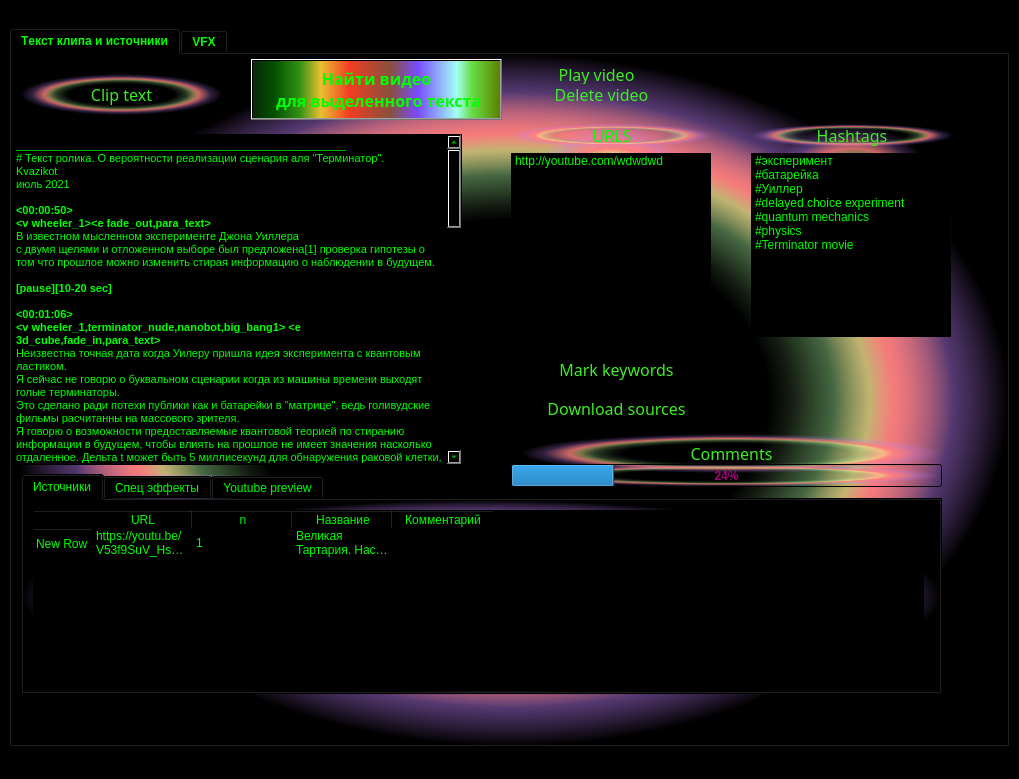
The window that VideoCube/VideoCubeCV/mainwindow.ui (Kvazikot/VideoProjects) describes before a commit, drawn with Qt 5.
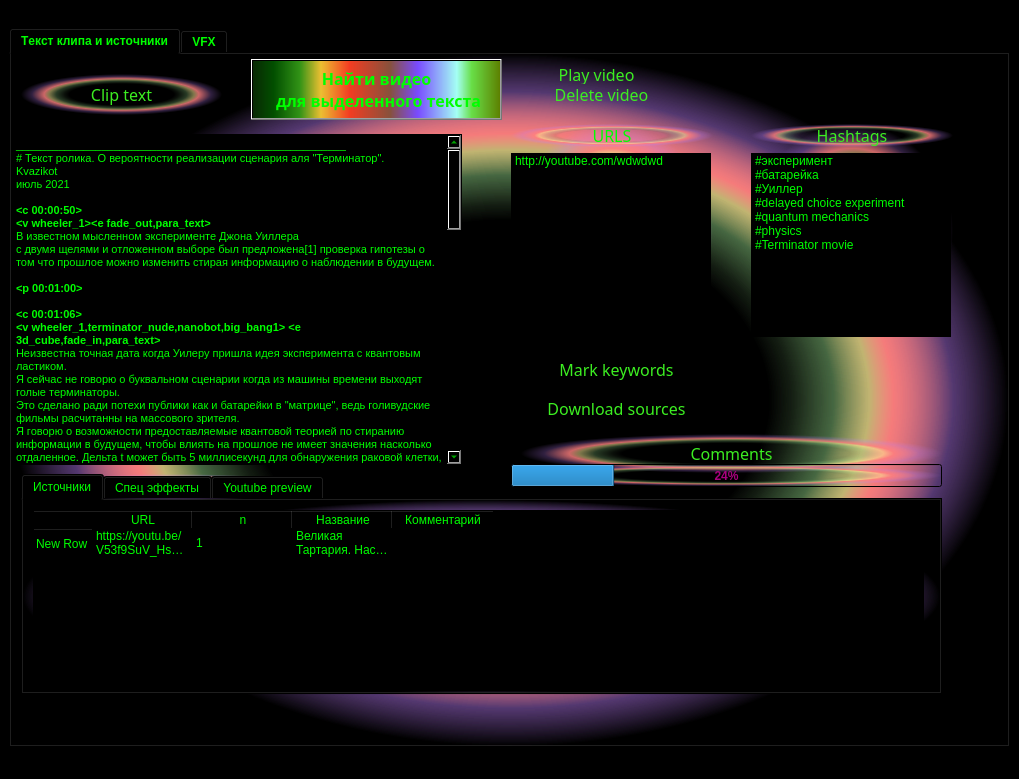
The same window after the commit.

Patch:
```diff
--- a/VideoCube/VideoCubeCV/mainwindow.ui
+++ b/VideoCube/VideoCubeCV/mainwindow.ui
@@ -259,28 +259,26 @@
 &lt;p style=&quot; margin-top:0px; margin-bottom:0px; margin-left:0px; margin-right:0px; -qt-block-indent:0; text-indent:0px;&quot;&gt;&lt;span style=&quot; color:#00ff00;&quot;&gt;Kvazikot&lt;/span&gt;&lt;/p&gt;
 &lt;p style=&quot; margin-top:0px; margin-bottom:0px; margin-left:0px; margin-right:0px; -qt-block-indent:0; text-indent:0px;&quot;&gt;&lt;span style=&quot; color:#00ff00;&quot;&gt;июль 2021&lt;/span&gt;&lt;/p&gt;
 &lt;p style=&quot;-qt-paragraph-type:empty; margin-top:0px; margin-bottom:0px; margin-left:0px; margin-right:0px; -qt-block-indent:0; text-indent:0px; color:#00ff00;&quot;&gt;&lt;br /&gt;&lt;/p&gt;
-&lt;p style=&quot; margin-top:0px; margin-bottom:0px; margin-left:0px; margin-right:0px; -qt-block-indent:0; text-indent:0px;&quot;&gt;&lt;span style=&quot; font-weight:600; color:#00ff00;&quot;&gt;&amp;lt;00:00:50&amp;gt;&lt;/span&gt;&lt;/p&gt;
+&lt;p style=&quot; margin-top:0px; margin-bottom:0px; margin-left:0px; margin-right:0px; -qt-block-indent:0; text-indent:0px;&quot;&gt;&lt;span style=&quot; font-weight:600; color:#00ff00;&quot;&gt;&amp;lt;c 00:00:50&amp;gt;&lt;/span&gt;&lt;/p&gt;
 &lt;p style=&quot; margin-top:0px; margin-bottom:0px; margin-left:0px; margin-right:0px; -qt-block-indent:0; text-indent:0px;&quot;&gt;&lt;span style=&quot; font-weight:600; color:#00ff00;&quot;&gt;&amp;lt;v wheeler_1&amp;gt;&amp;lt;e fade_out,para_text&amp;gt;&lt;/span&gt;&lt;/p&gt;
 &lt;p style=&quot; margin-top:0px; margin-bottom:0px; margin-left:0px; margin-right:0px; -qt-block-indent:0; text-indent:0px;&quot;&gt;&lt;span style=&quot; color:#00ff00;&quot;&gt;В известном мысленном эксперименте Джона Уиллера&lt;/span&gt;&lt;/p&gt;
 &lt;p style=&quot; margin-top:0px; margin-bottom:0px; margin-left:0px; margin-right:0px; -qt-block-indent:0; text-indent:0px;&quot;&gt;&lt;span style=&quot; color:#00ff00;&quot;&gt;с двумя щелями и отложенном выборе был предложена[1] проверка гипотезы о том что прошлое можно изменить стирая информацию о наблюдении в будущем.&lt;/span&gt;&lt;/p&gt;
 &lt;p style=&quot;-qt-paragraph-type:empty; margin-top:0px; margin-bottom:0px; margin-left:0px; margin-right:0px; -qt-block-indent:0; text-indent:0px; color:#00ff00;&quot;&gt;&lt;br /&gt;&lt;/p&gt;
-&lt;p style=&quot; margin-top:0px; margin-bottom:0px; margin-left:0px; margin-right:0px; -qt-block-indent:0; text-indent:0px;&quot;&gt;&lt;span style=&quot; font-weight:600; color:#00ff00;&quot;&gt;[pause][10-20 sec]&lt;/span&gt;&lt;/p&gt;
+&lt;p style=&quot; margin-top:0px; margin-bottom:0px; margin-left:0px; margin-right:0px; -qt-block-indent:0; text-indent:0px;&quot;&gt;&lt;span style=&quot; font-weight:600; color:#00ff00;&quot;&gt;&amp;lt;p 00:01:00&amp;gt;&lt;/span&gt;&lt;/p&gt;
 &lt;p style=&quot;-qt-paragraph-type:empty; margin-top:0px; margin-bottom:0px; margin-left:0px; margin-right:0px; -qt-block-indent:0; text-indent:0px; color:#00ff00;&quot;&gt;&lt;br /&gt;&lt;/p&gt;
-&lt;p style=&quot; margin-top:0px; margin-bottom:0px; margin-left:0px; margin-right:0px; -qt-block-indent:0; text-indent:0px;&quot;&gt;&lt;span style=&quot; font-weight:600; color:#00ff00;&quot;&gt;&amp;lt;00:01:06&amp;gt;&lt;/span&gt;&lt;/p&gt;
+&lt;p style=&quot; margin-top:0px; margin-bottom:0px; margin-left:0px; margin-right:0px; -qt-block-indent:0; text-indent:0px;&quot;&gt;&lt;span style=&quot; font-weight:600; color:#00ff00;&quot;&gt;&amp;lt;c 00:01:06&amp;gt;&lt;/span&gt;&lt;/p&gt;
 &lt;p style=&quot; margin-top:0px; margin-bottom:0px; margin-left:0px; margin-right:0px; -qt-block-indent:0; text-indent:0px;&quot;&gt;&lt;span style=&quot; font-weight:600; color:#00ff00;&quot;&gt;&amp;lt;v wheeler_1,terminator_nude,nanobot,big_bang1&amp;gt; &amp;lt;e 3d_cube,fade_in,para_text&amp;gt;&lt;/span&gt;&lt;/p&gt;
 &lt;p style=&quot; margin-top:0px; margin-bottom:0px; margin-left:0px; margin-right:0px; -qt-block-indent:0; text-indent:0px;&quot;&gt;&lt;span style=&quot; color:#00ff00;&quot;&gt;Неизвестна точная дата когда Уилеру пришла идея эксперимента с квантовым ластиком. &lt;/span&gt;&lt;/p&gt;
 &lt;p style=&quot; margin-top:0px; margin-bottom:0px; margin-left:0px; margin-right:0px; -qt-block-indent:0; text-indent:0px;&quot;&gt;&lt;span style=&quot; color:#00ff00;&quot;&gt;Я сейчас не говорю о буквальном сценарии когда из машины времени выходят голые терминаторы.&lt;/span&gt;&lt;/p&gt;
 &lt;p style=&quot; margin-top:0px; margin-bottom:0px; margin-left:0px; margin-right:0px; -qt-block-indent:0; text-indent:0px;&quot;&gt;&lt;span style=&quot; color:#00ff00;&quot;&gt;Это сделано ради потехи публики как и батарейки в &amp;quot;матрице&amp;quot;, ведь голивудские фильмы расчитанны на массового зрителя.&lt;/span&gt;&lt;/p&gt;
 &lt;p style=&quot; margin-top:0px; margin-bottom:0px; margin-left:0px; margin-right:0px; -qt-block-indent:0; text-indent:0px;&quot;&gt;&lt;span style=&quot; color:#00ff00;&quot;&gt;Я говорю о возможности предоставляемые квантовой теорией по стиранию информации в будущем, чтобы влиять на прошлое не имеет значения насколько отдаленное. Дельта t может быть 5 миллисекунд для обнаружения раковой клетки, а может быть возраст рождения вселенной.&lt;/span&gt;&lt;/p&gt;
 &lt;p style=&quot;-qt-paragraph-type:empty; margin-top:0px; margin-bottom:0px; margin-left:0px; margin-right:0px; -qt-block-indent:0; text-indent:0px; color:#00ff00;&quot;&gt;&lt;br /&gt;&lt;/p&gt;
-&lt;p style=&quot; margin-top:0px; margin-bottom:0px; margin-left:0px; margin-right:0px; -qt-block-indent:0; text-indent:0px;&quot;&gt;&lt;span style=&quot; font-weight:600; color:#00ff00;&quot;&gt;[pause][10-20 sec]&lt;/span&gt;&lt;/p&gt;
+&lt;p style=&quot; margin-top:0px; margin-bottom:0px; margin-left:0px; margin-right:0px; -qt-block-indent:0; text-indent:0px;&quot;&gt;&lt;span style=&quot; font-weight:600; color:#00ff00;&quot;&gt;&amp;lt;p 00:02:35&amp;gt;&lt;/span&gt;&lt;/p&gt;
 &lt;p style=&quot;-qt-paragraph-type:empty; margin-top:0px; margin-bottom:0px; margin-left:0px; margin-right:0px; -qt-block-indent:0; text-indent:0px; color:#00ff00;&quot;&gt;&lt;br /&gt;&lt;/p&gt;
-&lt;p style=&quot; margin-top:0px; margin-bottom:0px; margin-left:0px; margin-right:0px; -qt-block-indent:0; text-indent:0px;&quot;&gt;&lt;span style=&quot; font-weight:600; color:#00ff00;&quot;&gt;&amp;lt;00:02:35&amp;gt;&lt;/span&gt;&lt;/p&gt;
+&lt;p style=&quot; margin-top:0px; margin-bottom:0px; margin-left:0px; margin-right:0px; -qt-block-indent:0; text-indent:0px;&quot;&gt;&lt;span style=&quot; font-weight:600; color:#00ff00;&quot;&gt;&amp;lt;c 00:02:35&amp;gt;&lt;/span&gt;&lt;/p&gt;
 &lt;p style=&quot; margin-top:0px; margin-bottom:0px; margin-left:0px; margin-right:0px; -qt-block-indent:0; text-indent:0px;&quot;&gt;&lt;span style=&quot; color:#00ff00;&quot;&gt;Что известно точно это то что реализовать эксперимент с отложенным выбором удалось только в восьмидесятых 1984. At the University of Maryland, Carroll Alley, Oleg Jakubowicz, and William Wickes—on a laboratory bench.&lt;/span&gt;&lt;/p&gt;
 &lt;p style=&quot; margin-top:0px; margin-bottom:0px; margin-left:0px; margin-right:0px; -qt-block-indent:0; text-indent:0px;&quot;&gt;&lt;span style=&quot; color:#00ff00;&quot;&gt;Странное совпадение - фильм Терминатор вшел в 1984 году. &lt;/span&gt;&lt;/p&gt;
 &lt;p style=&quot;-qt-paragraph-type:empty; margin-top:0px; margin-bottom:0px; margin-left:0px; margin-right:0px; -qt-block-indent:0; text-indent:0px; color:#00ff00;&quot;&gt;&lt;br /&gt;&lt;/p&gt;
-&lt;p style=&quot; margin-top:0px; margin-bottom:0px; margin-left:0px; margin-right:0px; -qt-block-indent:0; text-indent:0px;&quot;&gt;&lt;span style=&quot; font-weight:600; color:#00ff00;&quot;&gt;[pause][10-20 sec]&lt;/span&gt;&lt;/p&gt;
-&lt;p style=&quot;-qt-paragraph-type:empty; margin-top:0px; margin-bottom:0px; margin-left:0px; margin-right:0px; -qt-block-indent:0; text-indent:0px; color:#00ff00;&quot;&gt;&lt;br /&gt;&lt;/p&gt;
 &lt;p style=&quot; margin-top:0px; margin-bottom:0px; margin-left:0px; margin-right:0px; -qt-block-indent:0; text-indent:0px;&quot;&gt;&lt;span style=&quot; font-weight:600; color:#00ff00;&quot;&gt;&amp;lt;00:03:03&amp;gt;&lt;/span&gt;&lt;/p&gt;
 &lt;p style=&quot; margin-top:0px; margin-bottom:0px; margin-left:0px; margin-right:0px; -qt-block-indent:0; text-indent:0px;&quot;&gt;&lt;span style=&quot; color:#00ff00;&quot;&gt;Учитывая тот факт что deep state уже во всю функционировал и программа DAPRA существовала. &lt;/span&gt;&lt;/p&gt;
 &lt;p style=&quot; margin-top:0px; margin-bottom:0px; margin-left:0px; margin-right:0px; -qt-block-indent:0; text-indent:0px;&quot;&gt;&lt;span style=&quot; color:#00ff00;&quot;&gt;Вероятно уже тогда были выработаны особые протоколы оформления научных статей с несколькими стадиями проверки и рецензирования статей до самого момента допуска в печать. Вам необходимо пройти несколько кругов ада - это снизит вероятность попадания в самую сердцевину чудовища. Точные даты как и наполнение статей могут меняться, &lt;/span&gt;&lt;/p&gt;
```
